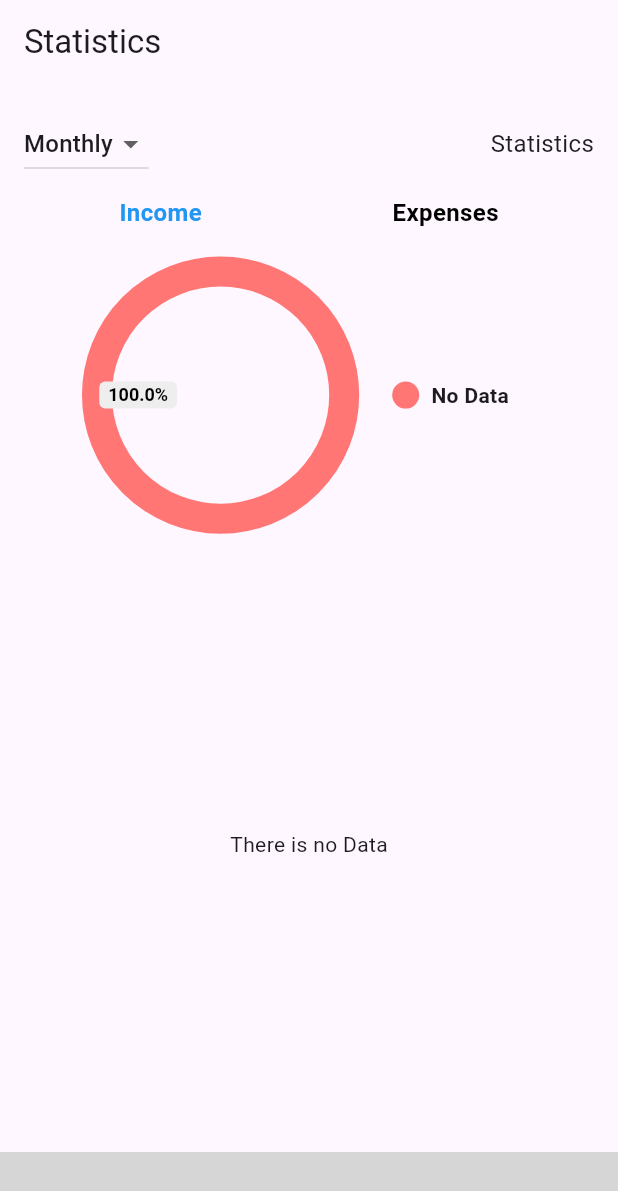
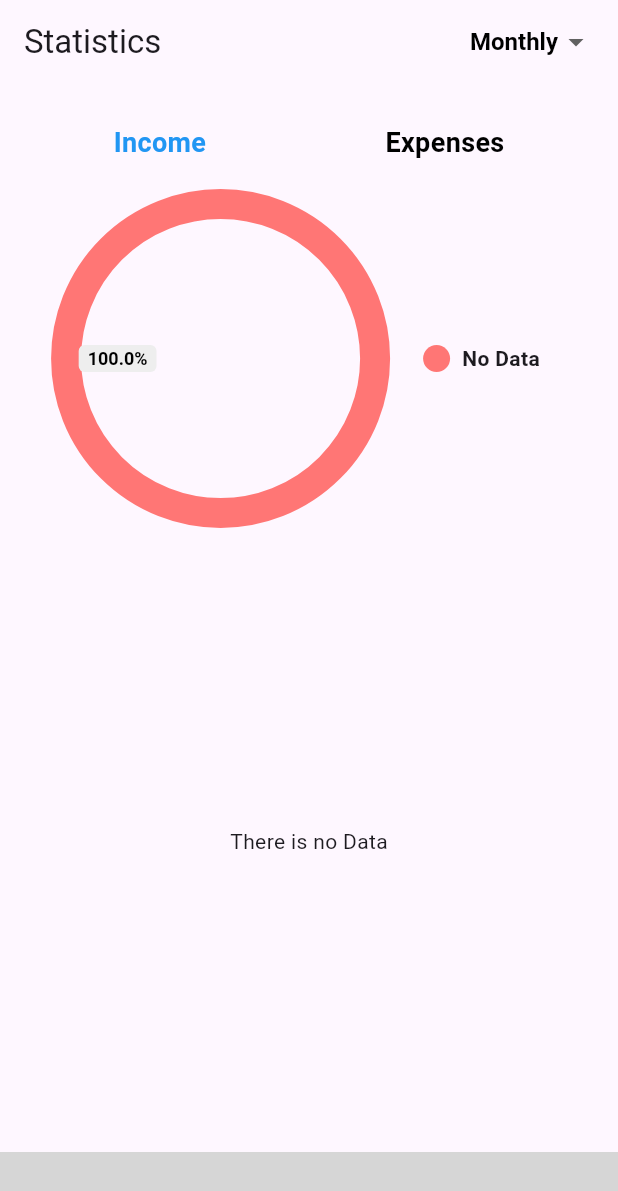
Before and after one commit to hayabr/Graduatioflutter3, a Flutter app: the Statistics screen opened directly, on a phone screen of 412 x 824 dp. Shown: the top 1191 px of the screen. Run offline on Flutter 3.47's test engine with Material 3 defaults, Android fonts, the phone set to English and light mode, and no system bars; drawn by our look-alikes of pie_chart; our stand-ins replace awesome_dialog, get; statements that could not run were skipped; grey boxes are pictures that could not be loaded.

Commit message:
Add files via upload

```diff
--- a/lib/app/Statistics/statistics.dart
+++ b/lib/app/Statistics/statistics.dart
@@ -192,21 +192,16 @@ class _StatisticsState extends State<Statistics> {
       appBar: AppBar(
         title: Text("Statistics"),
         automaticallyImplyLeading: false,
-      ),
-      body: Padding(
-        padding: const EdgeInsets.all(16.0),
-        child: Column(
-          children: [
-            Row(
-              mainAxisAlignment: MainAxisAlignment.spaceBetween,
-              children: [
-                DropdownButton<String>(
+        actions: [
+          Padding(
+            padding: const EdgeInsets.only(right: 16.0),
+            child: DropdownButton<String>(
               value: selectedPeriod,
               items: const [
-                    DropdownMenuItem(value: "Daily", child: Text("Daily")),
-                    DropdownMenuItem(value: "Weekly", child: Text("Weekly")),
-                    DropdownMenuItem(value: "Monthly", child: Text("Monthly")),
-                    DropdownMenuItem(value: "Yearly", child: Text("Yearly")),
+                DropdownMenuItem(value: "Daily", child: Text("Daily", style: TextStyle(fontSize: 16))),
+                DropdownMenuItem(value: "Weekly", child: Text("Weekly", style: TextStyle(fontSize: 16))),
+                DropdownMenuItem(value: "Monthly", child: Text("Monthly", style: TextStyle(fontSize: 16))),
+                DropdownMenuItem(value: "Yearly", child: Text("Yearly", style: TextStyle(fontSize: 16))),
               ],
               onChanged: (value) {
                 setState(() {
@@ -214,10 +209,16 @@ class _StatisticsState extends State<Statistics> {
                   _fetchStatistics();
                 });
               },
+              style: TextStyle(fontSize: 25, color: Colors.black, fontWeight: FontWeight.bold,),
+              underline: Container(), // إز0000الخط السفلي
             ),
-                Text("Statistics", style: TextStyle(fontSize: 16)),
+          ),
         ],
       ),
+      body: Padding(
+        padding: const EdgeInsets.all(16.0),
+        child: Column(
+          children: [
             SizedBox(height: 10),
             Row(
               mainAxisAlignment: MainAxisAlignment.spaceAround,
@@ -231,7 +232,7 @@ class _StatisticsState extends State<Statistics> {
                   child: Text(
                     "Income",
                     style: TextStyle(
-                      fontSize: 16,
+                      fontSize: 18,
                       fontWeight: FontWeight.bold,
                       color: showIncome ? Colors.blue : Colors.black,
                     ),
@@ -246,7 +247,7 @@ class _StatisticsState extends State<Statistics> {
                   child: Text(
                     "Expenses",
                     style: TextStyle(
-                      fontSize: 16,
+                      fontSize: 18,
                       fontWeight: FontWeight.bold,
                       color: !showIncome ? Colors.red : Colors.black,
                     ),
@@ -261,7 +262,7 @@ class _StatisticsState extends State<Statistics> {
                   : (expenseData.isNotEmpty ? expenseData : {"No Data": 1}),
               animationDuration: Duration(milliseconds: 800),
               chartLegendSpacing: 32,
-              chartRadius: MediaQuery.of(context).size.width / 2.5,
+              chartRadius: MediaQuery.of(context).size.width / 2, // تكبير حجم الدائرة
               chartType: ChartType.ring,
               legendOptions: LegendOptions(
                 showLegends: true,
```
Lines whose indentation alone changed are shown as unchanged.
